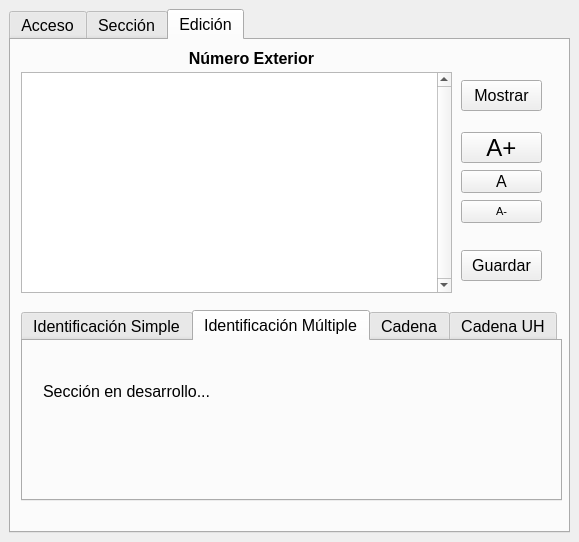
Before: the Qt Designer form numeros_exteriores_dockwidget_base.ui in DAGGDesarrollo/repo_dce, drawn with Qt 5.
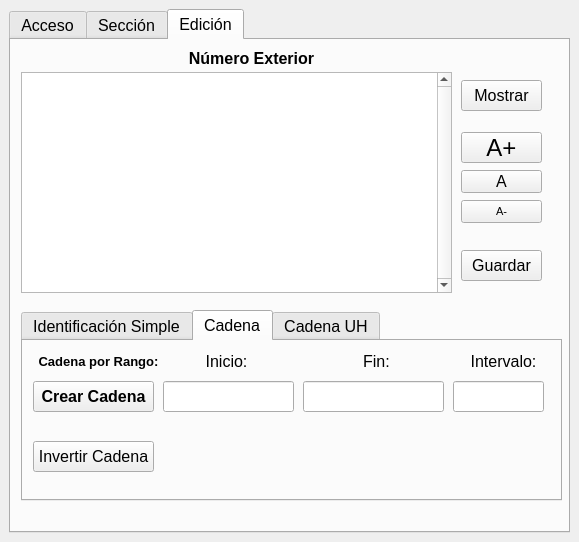
After: the same form once the commit is applied. The open tabs and pages were chosen to show the change.

Commit message: Se elimina la pestaña de "Identificación multiple" ya que no cuenta con ninguna funcionalidad.

What changed in the file:
```diff
--- a/numeros_exteriores_dockwidget_base.ui
+++ b/numeros_exteriores_dockwidget_base.ui
@@ -928,38 +928,6 @@
           </property>
          </widget>
         </widget>
-        <widget class="QWidget" name="IdentificacionMultiple">
-         <attribute name="title">
-          <string>Identificación Múltiple</string>
-         </attribute>
-         <widget class="QLabel" name="label_16">
-          <property name="geometry">
-           <rect>
-            <x>20</x>
-            <y>30</y>
-            <width>461</width>
-            <height>41</height>
-           </rect>
-          </property>
-          <property name="sizePolicy">
-           <sizepolicy hsizetype="MinimumExpanding" vsizetype="MinimumExpanding">
-            <horstretch>0</horstretch>
-            <verstretch>0</verstretch>
-           </sizepolicy>
-          </property>
-          <property name="font">
-           <font>
-            <family>Arial</family>
-            <pointsize>12</pointsize>
-            <weight>50</weight>
-            <bold>false</bold>
-           </font>
-          </property>
-          <property name="text">
-           <string>Sección en desarrollo...</string>
-          </property>
-         </widget>
-        </widget>
         <widget class="QWidget" name="Cadena">
          <attribute name="title">
           <string>Cadena</string>
```
Left out of the diff: 2 changed lines with no effect on the pictures.
